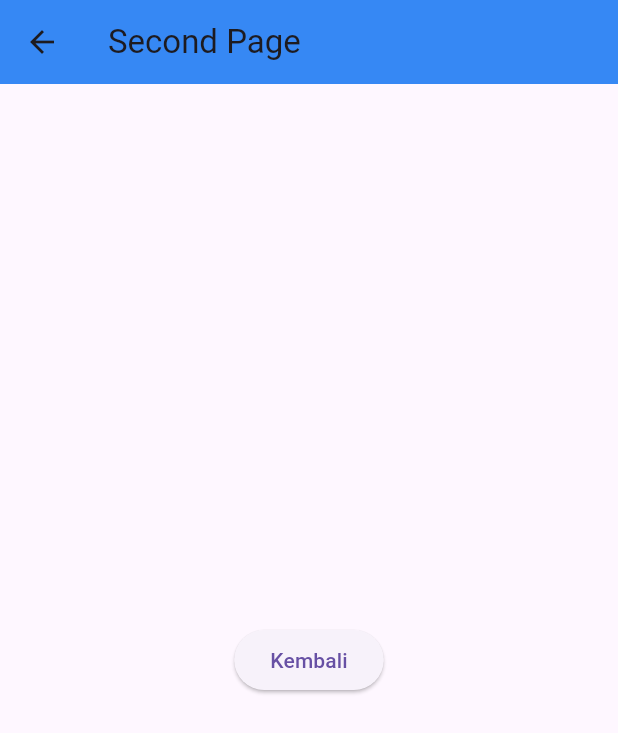
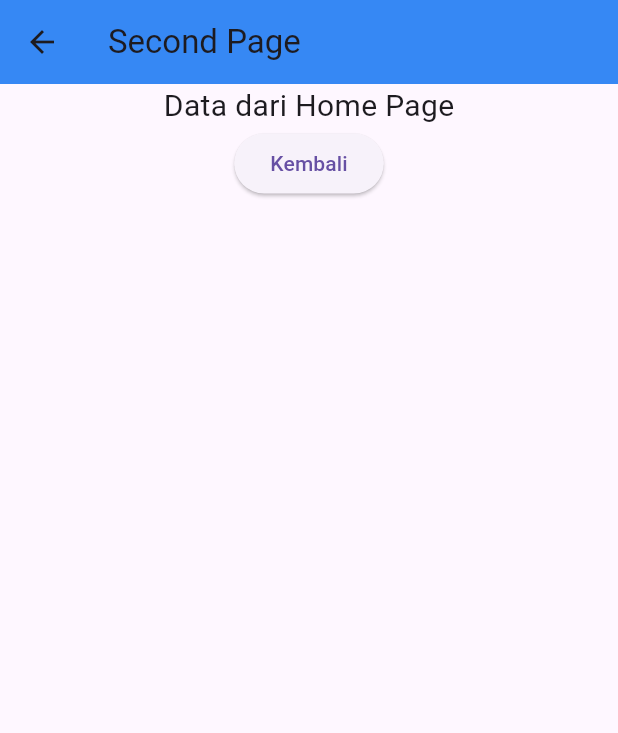
Before and after one commit to novian66/0609119103_ti1_ppb2324-2, a Flutter app: the screen it shows after launch, after a tap on "Menuju halaman kedua", on a phone screen of 412 x 824 dp. Shown: the top 733 px of the screen. Run offline on Flutter 3.47's test engine with Material 3 defaults, Android fonts, the phone set to English and light mode, and no system bars.

Commit message:
send data form home

```diff
--- a/Navigation dan Routing (Pertemuan 5)/navigation_dan_routing/lib/home_page.dart
+++ b/Navigation dan Routing (Pertemuan 5)/navigation_dan_routing/lib/home_page.dart
@@ -18,7 +18,7 @@ class HomePage extends StatelessWidget {
                   Navigator.push(
         context,
         MaterialPageRoute(
-          builder: (context) => const SecondPage(),
+          builder: (context) => const SecondPage(data: 'Data dari Home Page',),
         ),
       );
 
--- a/Navigation dan Routing (Pertemuan 5)/navigation_dan_routing/lib/second_page.dart
+++ b/Navigation dan Routing (Pertemuan 5)/navigation_dan_routing/lib/second_page.dart
@@ -1,7 +1,8 @@
 import 'package:flutter/material.dart';
 
 class SecondPage extends StatelessWidget {
-  const SecondPage({Key? key}) : super(key: key);
+  final String? data;
+  const SecondPage({Key? key, this.data}) : super(key: key);
 
   @override
   Widget build(BuildContext context) {
@@ -11,12 +12,17 @@ class SecondPage extends StatelessWidget {
         backgroundColor: const Color.fromARGB(255, 54, 136, 244),
       ),
       body: Center(
-              child: ElevatedButton(
-        onPressed: () {
-          Navigator.pop(context);
-        },
-        child: const Text('Kembali'),
-      ),
+              child: Column(
+                children: [
+                  Text(data ?? '', style: const TextStyle(fontSize: 20.0),),
+                  ElevatedButton(
+                          onPressed: () {
+                            Navigator.pop(context);
+                          },
+                          child: const Text('Kembali'),
+                        ),
+                ],
+              ),
 
       ),
 
```
